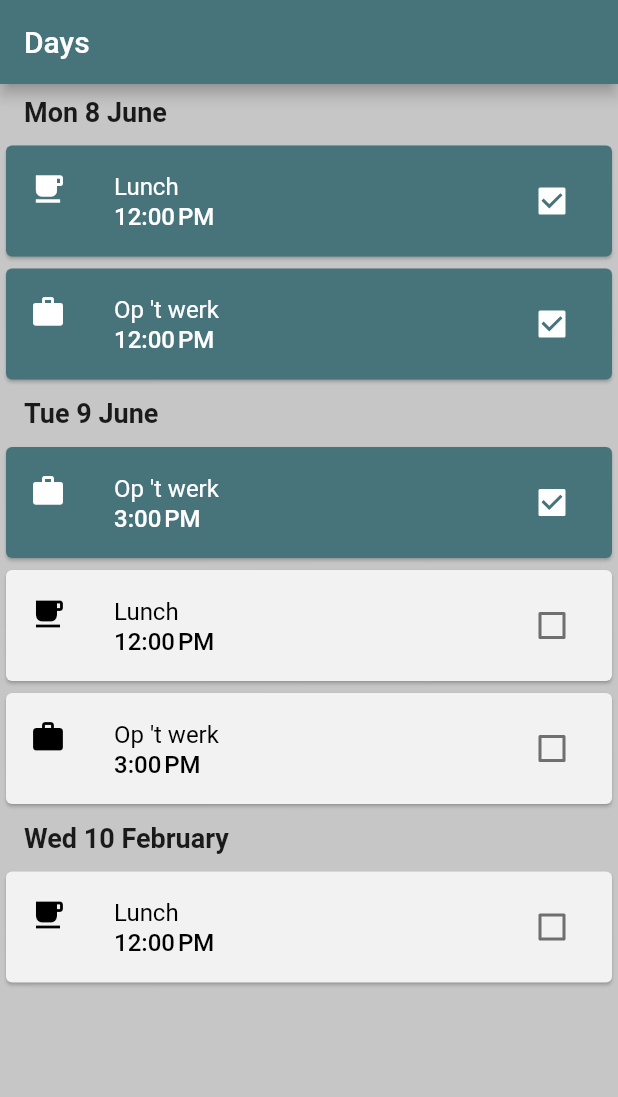
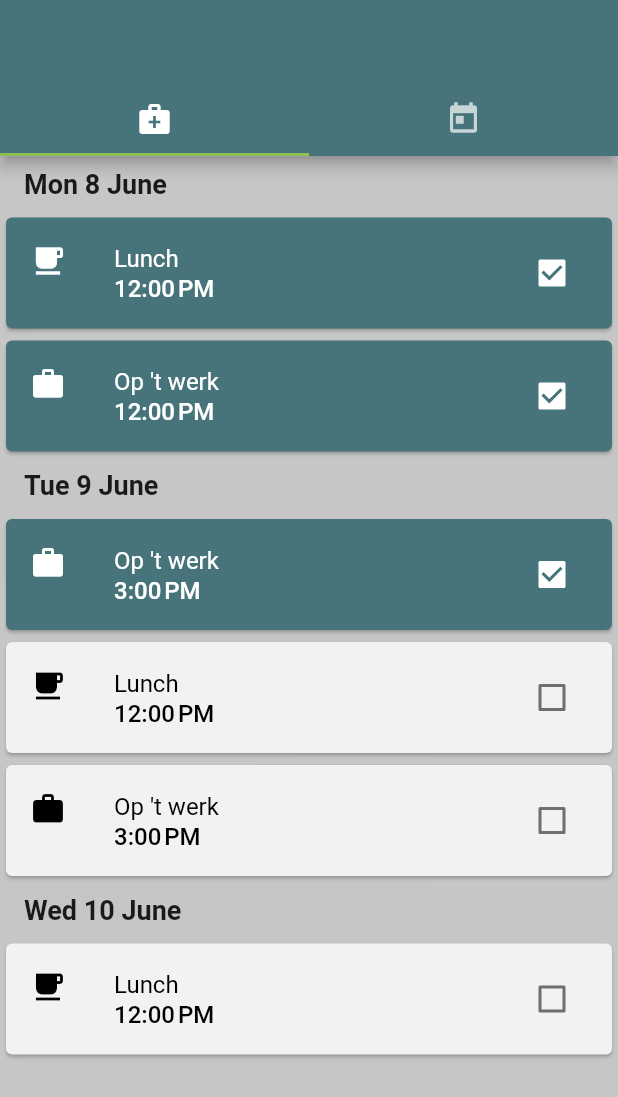
Before and after one commit to HibiZA/wolfpack_assessment, a Flutter app: the screen it shows after launch, on a phone screen of 412 x 824 dp. Shown: the top 1097 px of the screen. Run offline on Flutter 3.47's test engine with Material 2 defaults, Android fonts, the phone set to English and light mode, and no system bars; drawn by our look-alikes of grouped_list; our stand-ins replace circular_check_box, font_awesome_flutter, percent_indicator, timeline_tile.

Commit message:
Part 3 Complete

```diff
--- a/lib/main.dart
+++ b/lib/main.dart
@@ -1,5 +1,6 @@
 import 'package:flutter/material.dart';
 import 'package:wolfpack_assessment/models/global.dart';
+import 'package:wolfpack_assessment/report.dart';
 import 'moment.dart';
 
 void main() {
@@ -33,14 +34,26 @@ class MyHomePage extends StatefulWidget {
 class _MyHomePageState extends State<MyHomePage> {
   Widget build(BuildContext context) {
     return MaterialApp(
-      title: 'Days',
-      home: Scaffold(
-          appBar: AppBar(
-            backgroundColor: globalGreen,
-            title: Text("Days"),
-          ),
-          body: MomentCard(),
-          backgroundColor: globalGrey),
+      home: DefaultTabController(
+        length: 2,
+        child: Scaffold(
+            appBar: AppBar(
+              bottom: TabBar(
+                indicatorColor: globalLightGreen,
+                tabs: [
+                  Tab(icon: Icon(Icons.medical_services)),
+                  Tab(
+                    icon: Icon(Icons.today),
+                  )
+                ],
+              ),
+              backgroundColor: globalGreen,
+            ),
+            body: TabBarView(
+              children: [MomentCard(), ReportView()],
+            ),
+            backgroundColor: globalGrey),
+      ),
     );
   }
 }
--- a/lib/models/data.dart
+++ b/lib/models/data.dart
@@ -33,6 +33,10 @@ class Medicine {
     return taken = takenVariable;
   }
 
+  // bool get takenValue {
+  //   return taken;
+  // }
+
   Medicine(this.medicine, this.dosage, this.taken);
 }
 
@@ -59,8 +63,8 @@ final List<Moments> moments = [
     Medicine("GenPain", "100mg", false),
     Medicine("Paracetamol", "100mg", false)
   ]),
-  Moments(6, "Lunch", DateTime.utc(0, 0, 0, 12), DateTime.utc(2020, 14, 10),
-      false, [
+  Moments(
+      6, "Lunch", DateTime.utc(0, 0, 0, 12), DateTime.utc(2020, 6, 10), false, [
     Medicine("GenPain", "100mg", false),
     Medicine("Paracetamol", "100mg", false)
   ]),
--- a/pubspec.yaml
+++ b/pubspec.yaml
@@ -25,7 +25,10 @@ dependencies:
     sdk: flutter
   grouped_list: ^3.7.1
   intl: ^0.16.0
-
+  percent_indicator: ^2.1.8
+  timeline_tile: ^1.0.0
+  circular_check_box: ^1.0.4
+  font_awesome_flutter: ^8.10.1
 
 
 
```
Also changed, not shown: lib/report.dart (added, +125 -0 lines), pubspec.lock.
